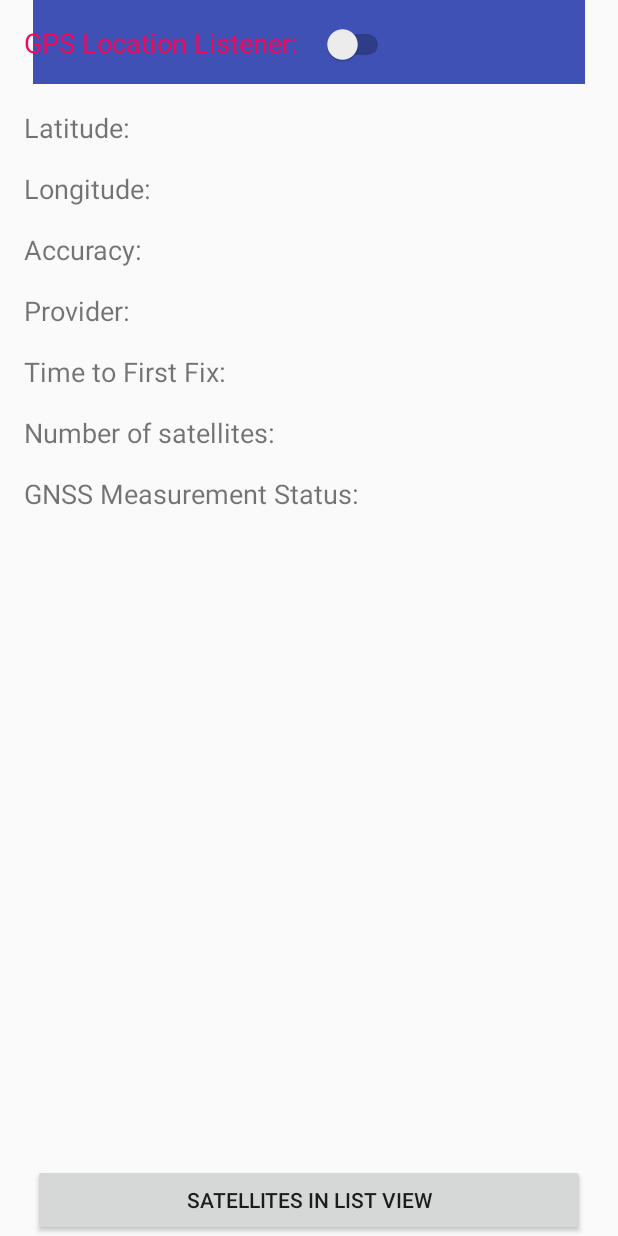
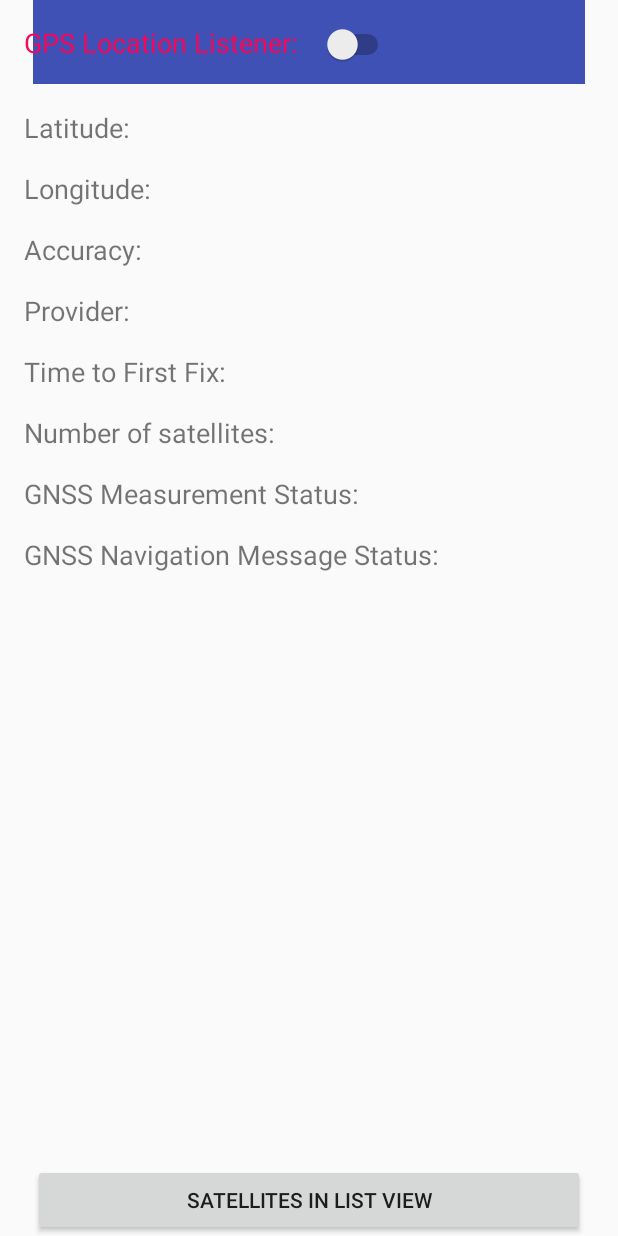
Before and after one commit to xiaoironman/Hackathon, an Android app: the SatelliteInformation screen opened directly, with no data from a screen before it, on a phone screen of 412 x 824 dp. Run offline under Robolectric (Android 15) with nearby library versions, the phone set to English and light mode, and no system bars.

Commit message:
Merge branch 'master' of C:\Android_SDK\Apps\Hackathon with conflicts.

```diff
--- /dev/null
+++ b/app/src/main/java/com/example/xiao/hackathonproject/SatInfo.java
@@ -0,0 +1,6 @@
+package com.example.xiao.hackathonproject;
+
+
+public class SatInfo {
+
+}
--- a/app/src/main/java/com/example/xiao/hackathonproject/SatelliteInformation.java
+++ b/app/src/main/java/com/example/xiao/hackathonproject/SatelliteInformation.java
@@ -25,8 +25,6 @@ import android.widget.Toast;
 
 public class SatelliteInformation extends AppCompatActivity {
 
-    protected int satCount = -1;
-
     private LocationManager locationManager;
     private LocationListener locationListener;
     private GnssStatus.Callback gnssStatusListener;
@@ -40,6 +38,8 @@ public class SatelliteInformation extends AppCompatActivity {
     private TextView mProvider;
     private TextView mFirstFix;
     private TextView mSatCount;
+    private TextView mGNSSMeasurementsStatus;
+    private TextView mNavMsgStatus;
     private Switch switchListener;
 
     //Connection to the button(to satellite list view) is below:
@@ -123,6 +123,7 @@ public class SatelliteInformation extends AppCompatActivity {
 
             public void onStatusChanged(int status) {
                 // Returns the latest status of the GNSS Navigation Messages sub-system
+                gnssNavigationMessageStatusChanged(status);
             }
         };
 
@@ -156,6 +157,8 @@ public class SatelliteInformation extends AppCompatActivity {
         mProvider = (TextView) findViewById(R.id.provider);
         mFirstFix = (TextView) findViewById(R.id.first_fix);
         mSatCount = (TextView) findViewById(R.id.sat_count);
+        mNavMsgStatus = (TextView) findViewById(R.id.nav_msg_status);
+        mGNSSMeasurementsStatus = (TextView) findViewById(R.id.gnss_measurement_status);
     }
 
     // when we leave the activity (back and home button)
@@ -179,6 +182,7 @@ public class SatelliteInformation extends AppCompatActivity {
             locationManager.requestLocationUpdates(LocationManager.GPS_PROVIDER, 0, 0, locationListener);
             locationManager.registerGnssStatusCallback(gnssStatusListener);
             locationManager.registerGnssMeasurementsCallback(gnssMeasurementsEventsListener);
+            locationManager.registerGnssNavigationMessageCallback(gnssNavigationMessageListener);
         }
     }
 
@@ -193,6 +197,8 @@ public class SatelliteInformation extends AppCompatActivity {
         mProvider.setText(getString(R.string.provider));
         mFirstFix.setText(getString(R.string.first_fix));
         mSatCount.setText(getString(R.string.sat_count));
+        mGNSSMeasurementsStatus.setText(getString(R.string.gnss_measurement_status));
+        mNavMsgStatus.setText(getString(R.string.nav_msg_status));
     }
 
     // after getting a new location
@@ -225,7 +231,7 @@ public class SatelliteInformation extends AppCompatActivity {
 
     protected void onGnssStatusChanged(GnssStatus status) {
         mSatCount.setText(String.format("%s %d", getString(R.string.sat_count), status.getSatelliteCount()));
-        satCount = status.getSatelliteCount();
+
     }
 
     protected void firstFixAcquired(int time) {
@@ -244,6 +250,16 @@ public class SatelliteInformation extends AppCompatActivity {
             case GnssMeasurementsEvent.Callback.STATUS_READY: gnssStatus = "GNSS Measurements are successfully being tracked"; break;
             case GnssMeasurementsEvent.Callback.STATUS_LOCATION_DISABLED: gnssStatus = "GNSS provider of Location is disabled"; break;
         }
+        mGNSSMeasurementsStatus.setText(String.format("%s %s", getString(R.string.gnss_measurement_status), gnssStatus));
+    }
 
+    protected void gnssNavigationMessageStatusChanged(int status) {
+        String gnssNavMsgStatus = "Unknown";
+        switch(status) {
+            case GnssNavigationMessage.Callback.STATUS_NOT_SUPPORTED: gnssNavMsgStatus = "The system does not support tracking of GNSS Navigation Messages"; break;
+            case GnssNavigationMessage.Callback.STATUS_READY: gnssNavMsgStatus = "GNSS Navigation Messages are successfully being tracked"; break;
+            case GnssNavigationMessage.Callback.STATUS_LOCATION_DISABLED: gnssNavMsgStatus = "GNSS provider of Location is disabled"; break;
+        }
+        mNavMsgStatus.setText(String.format("%s %s", getString(R.string.nav_msg_status), gnssNavMsgStatus));
     }
 }
--- a/app/src/main/res/layout/activity_satellite_information.xml
+++ b/app/src/main/res/layout/activity_satellite_information.xml
@@ -7,6 +7,18 @@
     tools:context="com.example.xiao.hackathonproject.SatelliteInformation"
     tools:layout_editor_absoluteY="25dp"
     tools:layout_editor_absoluteX="0dp">
+
+    <TextView
+        android:id="@+id/nav_msg_status"
+        android:layout_width="wrap_content"
+        android:layout_height="wrap_content"
+        android:layout_marginLeft="16dp"
+        android:layout_marginStart="16dp"
+        android:layout_marginTop="16dp"
+        android:text="@string/nav_msg_status"
+        android:textSize="18sp"
+        app:layout_constraintLeft_toLeftOf="parent"
+        app:layout_constraintTop_toBottomOf="@+id/gnss_measurement_status" />
 
     <TextView
         android:id="@+id/gnss_measurement_status"
--- a/app/src/main/res/values/strings.xml
+++ b/app/src/main/res/values/strings.xml
@@ -16,4 +16,5 @@
     <string name="sat_count">Number of satellites:</string>
     <string name="to_sat_list">Satellites in List View</string>
     <string name="gnss_measurement_status">GNSS Measurement Status:</string>
+    <string name="nav_msg_status">GNSS Navigation Message Status:</string>
 </resources>
```
